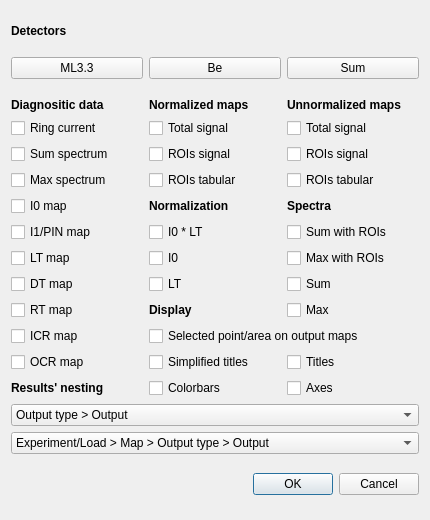
pfilipl/PolyX-XRF-Data-Analyser, file analyse.ui: the form before one commit.
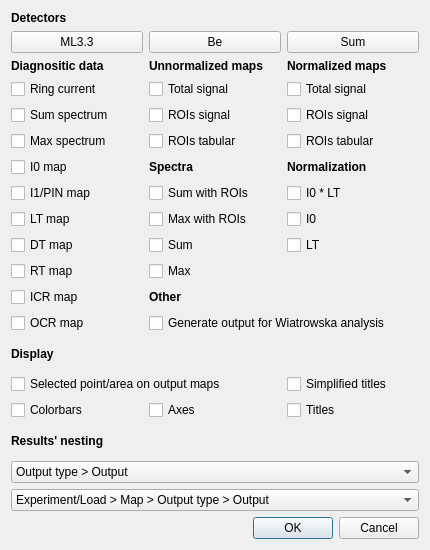
The form after the commit.

Commit message: Integration with Wiatrowskas application

What changed in the file:
```diff
--- a/analyse.ui
+++ b/analyse.ui
@@ -7,7 +7,7 @@
     <x>0</x>
     <y>0</y>
     <width>430</width>
-    <height>520</height>
+    <height>550</height>
    </rect>
   </property>
   <property name="sizePolicy">
@@ -19,7 +19,7 @@
   <property name="minimumSize">
    <size>
     <width>430</width>
-    <height>520</height>
+    <height>550</height>
    </size>
   </property>
   <layout class="QVBoxLayout" name="verticalLayout">
@@ -95,21 +95,8 @@
    </item>
    <item>
     <layout class="QGridLayout" name="gridLayout">
-     <item row="2" column="0">
-      <widget class="QCheckBox" name="checkBox_DiagSum">
-       <property name="sizePolicy">
-        <sizepolicy hsizetype="Preferred" vsizetype="Fixed">
-         <horstretch>0</horstretch>
-         <verstretch>0</verstretch>
-        </sizepolicy>
-       </property>
-       <property name="text">
-        <string>Sum spectrum</string>
-       </property>
-      </widget>
-     </item>
      <item row="0" column="2">
-      <widget class="QLabel" name="label_3">
+      <widget class="QLabel" name="label_8">
        <property name="sizePolicy">
         <sizepolicy hsizetype="Preferred" vsizetype="Fixed">
          <horstretch>0</horstretch>
@@ -122,24 +109,11 @@
         </font>
        </property>
        <property name="text">
-        <string>Unnormalized maps</string>
+        <string>Normalized maps</string>
        </property>
       </widget>
      </item>
-     <item row="1" column="2">
-      <widget class="QCheckBox" name="checkBox_UNormTotal">
-       <property name="sizePolicy">
-        <sizepolicy hsizetype="Preferred" vsizetype="Fixed">
-         <horstretch>0</horstretch>
-         <verstretch>0</verstretch>
-        </sizepolicy>
-       </property>
-       <property name="text">
-        <string>Total signal</string>
-       </property>
-      </widget>
-     </item>
-     <item row="5" column="2">
+     <item row="5" column="1">
       <widget class="QCheckBox" name="checkBox_SpectraSumROIs">
        <property name="sizePolicy">
         <sizepolicy hsizetype="Preferred" vsizetype="Fixed">
@@ -152,47 +126,7 @@
        </property>
       </widget>
      </item>
-     <item row="3" column="1">
-      <widget class="QCheckBox" name="checkBox_NormTabular">
-       <property name="text">
-        <string>ROIs tabular</string>
-       </property>
-      </widget>
-     </item>
-     <item row="11" column="1">
-      <widget class="QCheckBox" name="checkBox_DispColorbars">
-       <property name="text">
-        <string>Colorbars</string>
-       </property>
-      </widget>
-     </item>
-     <item row="1" column="0">
-      <widget class="QCheckBox" name="checkBox_DiagRC">
-       <property name="sizePolicy">
-        <sizepolicy hsizetype="Preferred" vsizetype="Fixed">
-         <horstretch>0</horstretch>
-         <verstretch>0</verstretch>
-        </sizepolicy>
-       </property>
-       <property name="text">
-        <string>Ring current</string>
-       </property>
-      </widget>
-     </item>
-     <item row="8" column="0">
-      <widget class="QCheckBox" name="checkBox_DiagRT">
-       <property name="sizePolicy">
-        <sizepolicy hsizetype="Preferred" vsizetype="Fixed">
-         <horstretch>0</horstretch>
-         <verstretch>0</verstretch>
-        </sizepolicy>
-       </property>
-       <property name="text">
-        <string>RT map</string>
-       </property>
-      </widget>
-     </item>
-     <item row="7" column="2">
+     <item row="7" column="1">
       <widget class="QCheckBox" name="checkBox_SpectraSum">
        <property name="sizePolicy">
         <sizepolicy hsizetype="Preferred" vsizetype="Fixed">
@@ -205,66 +139,19 @@
        </property>
       </widget>
      </item>
-     <item row="9" column="0">
-      <widget class="QCheckBox" name="checkBox_DiagICR">
-       <property name="sizePolicy">
-        <sizepolicy hsizetype="Preferred" vsizetype="Fixed">
-         <horstretch>0</horstretch>
-         <verstretch>0</verstretch>
-        </sizepolicy>
+     <item row="14" column="0">
+      <widget class="QLabel" name="label_Nesting">
+       <property name="font">
+        <font>
+         <bold>true</bold>
+        </font>
        </property>
        <property name="text">
-        <string>ICR map</string>
+        <string>Results' nesting</string>
        </property>
       </widget>
      </item>
-     <item row="10" column="0">
-      <widget class="QCheckBox" name="checkBox_DiagOCR">
-       <property name="sizePolicy">
-        <sizepolicy hsizetype="Preferred" vsizetype="Fixed">
-         <horstretch>0</horstretch>
-         <verstretch>0</verstretch>
-        </sizepolicy>
-       </property>
-       <property name="text">
-        <string>OCR map</string>
-       </property>
-      </widget>
-     </item>
-     <item row="3" column="0">
-      <widget class="QCheckBox" name="checkBox_DiagMax">
-       <property name="sizePolicy">
-        <sizepolicy hsizetype="Preferred" vsizetype="Fixed">
-         <horstretch>0</horstretch>
-         <verstretch>0</verstretch>
-        </sizepolicy>
-       </property>
-       <property name="text">
-        <string>Max spectrum</string>
-       </property>
-      </widget>
-     </item>
-     <item row="7" column="0">
-      <widget class="QCheckBox" name="checkBox_DiagDT">
-       <property name="sizePolicy">
-        <sizepolicy hsizetype="Preferred" vsizetype="Fixed">
-         <horstretch>0</horstretch>
-         <verstretch>0</verstretch>
-        </sizepolicy>
-       </property>
-       <property name="text">
-        <string>DT map</string>
-       </property>
-      </widget>
-     </item>
-     <item row="11" column="2">
-      <widget class="QCheckBox" name="checkBox_DispAxes">
-       <property name="text">
-        <string>Axes</string>
-       </property>
-      </widget>
-     </item>
-     <item row="4" column="1">
+     <item row="4" column="2">
       <widget class="QLabel" name="label_2">
        <property name="font">
         <font>
@@ -276,81 +163,7 @@
        </property>
       </widget>
      </item>
-     <item row="5" column="0">
-      <widget class="QCheckBox" name="checkBox_DiagPIN">
-       <property name="sizePolicy">
-        <sizepolicy hsizetype="Preferred" vsizetype="Fixed">
-         <horstretch>0</horstretch>
-         <verstretch>0</verstretch>
-        </sizepolicy>
-       </property>
-       <property name="text">
-        <string>I1/PIN map</string>
-       </property>
-      </widget>
-     </item>
-     <item row="6" column="2">
-      <widget class="QCheckBox" name="checkBox_SpectraMaxROIs">
-       <property name="text">
-        <string>Max with ROIs</string>
-       </property>
-      </widget>
-     </item>
-     <item row="1" column="1">
-      <widget class="QCheckBox" name="checkBox_NormTotal">
-       <property name="sizePolicy">
-        <sizepolicy hsizetype="Preferred" vsizetype="Fixed">
-         <horstretch>0</horstretch>
-         <verstretch>0</verstretch>
-        </sizepolicy>
-       </property>
-       <property name="text">
-        <string>Total signal</string>
-       </property>
-      </widget>
-     </item>
-     <item row="0" column="0">
-      <widget class="QLabel" name="label">
-       <property name="sizePolicy">
-        <sizepolicy hsizetype="Preferred" vsizetype="Fixed">
-         <horstretch>0</horstretch>
-         <verstretch>0</verstretch>
-        </sizepolicy>
-       </property>
-       <property name="font">
-        <font>
-         <bold>true</bold>
-        </font>
-       </property>
-       <property name="text">
-        <string>Diagnositic data</string>
-       </property>
-       <property name="wordWrap">
-        <bool>true</bool>
-       </property>
-      </widget>
-     </item>
-     <item row="10" column="1">
-      <widget class="QCheckBox" name="checkBox_DispSimpTitles">
-       <property name="text">
-        <string>Simplified titles</string>
-       </property>
-      </widget>
-     </item>
-     <item row="6" column="0">
-      <widget class="QCheckBox" name="checkBox_DiagLT">
-       <property name="sizePolicy">
-        <sizepolicy hsizetype="Preferred" vsizetype="Fixed">
-         <horstretch>0</horstretch>
-         <verstretch>0</verstretch>
-        </sizepolicy>
-       </property>
-       <property name="text">
-        <string>LT map</string>
-       </property>
-      </widget>
-     </item>
-     <item row="8" column="1">
+     <item row="11" column="0">
       <widget class="QLabel" name="label_5">
        <property name="font">
         <font>
@@ -362,79 +175,29 @@
        </property>
       </widget>
      </item>
-     <item row="11" column="0">
-      <widget class="QLabel" name="label_Nesting">
-       <property name="font">
-        <font>
-         <bold>true</bold>
-        </font>
-       </property>
+     <item row="10" column="1" colspan="2">
+      <widget class="QCheckBox" name="checkBox_GenWiatrowska">
        <property name="text">
-        <string>Results' nesting</string>
-       </property>
-      </widget>
-     </item>
-     <item row="4" column="0">
-      <widget class="QCheckBox" name="checkBox_DiagI0">
-       <property name="sizePolicy">
-        <sizepolicy hsizetype="Preferred" vsizetype="Fixed">
-         <horstretch>0</horstretch>
-         <verstretch>0</verstretch>
-        </sizepolicy>
-       </property>
-       <property name="text">
-        <string>I0 map</string>
-       </property>
-      </widget>
-     </item>
-     <item row="5" column="1">
-      <widget class="QCheckBox" name="checkBox_NormTypeI0LT">
-       <property name="text">
-        <string>I0 * LT</string>
-       </property>
-      </widget>
-     </item>
-     <item row="10" column="2">
-      <widget class="QCheckBox" name="checkBox_DispTitles">
-       <property name="text">
-        <string>Titles</string>
+        <string>Generate output for Wiatrowska analysis</string>
        </property>
       </widget>
      </item>
      <item row="6" column="1">
-      <widget class="QCheckBox" name="checkBox_NormTypeI0">
+      <widget class="QCheckBox" name="checkBox_SpectraMaxROIs">
        <property name="text">
-        <string>I0</string>
+        <string>Max with ROIs</string>
        </property>
       </widget>
      </item>
-     <item row="0" column="1">
-      <widget class="QLabel" name="label_8">
-       <property name="sizePolicy">
-        <sizepolicy hsizetype="Preferred" vsizetype="Fixed">
-         <horstretch>0</horstretch>
-         <verstretch>0</verstretch>
-        </sizepolicy>
-       </property>
-       <property name="font">
-        <font>
-         <bold>true</bold>
-        </font>
-       </property>
-       <property name="text">
-        <string>Normalized maps</string>
-       </property>
-      </widget>
-     </item>
-     <item row="9" column="1" colspan="2">
+     <item row="12" column="0" colspan="2">
       <widget class="QCheckBox" name="checkBox_DispSelected">
        <property name="text">
         <string>Selected point/area on output maps</string>
        </property>
       </widget>
      </item>
-     <item row="8" column="2">
-      <widget class="QCheckBox" name="checkBox_SpectraMax">
+     <item row="3" column="0">
+      <widget class="QCheckBox" name="checkBox_DiagMax">
        <property name="sizePolicy">
         <sizepolicy hsizetype="Preferred" vsizetype="Fixed">
          <horstretch>0</horstretch>
@@ -442,24 +205,18 @@
         </sizepolicy>
        </property>
        <property name="text">
-        <string>Max</string>
+        <string>Max spectrum</string>
        </property>
       </widget>
      </item>
-     <item row="2" column="2">
-      <widget class="QCheckBox" name="checkBox_UNormROIs">
-       <property name="sizePolicy">
-        <sizepolicy hsizetype="Preferred" vsizetype="Fixed">
-         <horstretch>0</horstretch>
-         <verstretch>0</verstretch>
-        </sizepolicy>
-       </property>
+     <item row="3" column="1">
+      <widget class="QCheckBox" name="checkBox_UNormTabular">
        <property name="text">
-        <string>ROIs signal</string>
+        <string>ROIs tabular</string>
        </property>
       </widget>
      </item>
-     <item row="4" column="2">
+     <item row="4" column="1">
       <widget class="QLabel" name="label_4">
        <property name="sizePolicy">
         <sizepolicy hsizetype="Preferred" vsizetype="Fixed">
@@ -477,15 +234,15 @@
        </property>
       </widget>
      </item>
-     <item row="3" column="2">
-      <widget class="QCheckBox" name="checkBox_UNormTabular">
+     <item row="6" column="2">
+      <widget class="QCheckBox" name="checkBox_NormTypeI0">
        <property name="text">
-        <string>ROIs tabular</string>
+        <string>I0</string>
        </property>
       </widget>
      </item>
-     <item row="2" column="1">
-      <widget class="QCheckBox" name="checkBox_NormROIs">
+     <item row="5" column="0">
+      <widget class="QCheckBox" name="checkBox_DiagPIN">
        <property name="sizePolicy">
         <sizepolicy hsizetype="Preferred" vsizetype="Fixed">
          <horstretch>0</horstretch>
@@ -493,18 +250,37 @@
         </sizepolicy>
        </property>
        <property name="text">
-        <string>ROIs signal</string>
+        <string>I1/PIN map</string>
        </property>
       </widget>
      </item>
-     <item row="7" column="1">
-      <widget class="QCheckBox" name="checkBox_NormTypeLT">
+     <item row="2" column="0">
+      <widget class="QCheckBox" name="checkBox_DiagSum">
+       <property name="sizePolicy">
+        <sizepolicy hsizetype="Preferred" vsizetype="Fixed">
+         <horstretch>0</horstretch>
+         <verstretch>0</verstretch>
+        </sizepolicy>
+       </property>
        <property name="text">
-        <string>LT</string>
+        <string>Sum spectrum</string>
        </property>
       </widget>
      </item>
-     <item row="12" column="0" colspan="3">
+     <item row="1" column="0">
+      <widget class="QCheckBox" name="checkBox_DiagRC">
+       <property name="sizePolicy">
+        <sizepolicy hsizetype="Preferred" vsizetype="Fixed">
+         <horstretch>0</horstretch>
+         <verstretch>0</verstretch>
+        </sizepolicy>
+       </property>
+       <property name="text">
+        <string>Ring current</string>
+       </property>
+      </widget>
+     </item>
+     <item row="15" column="0" colspan="3">
       <layout class="QVBoxLayout" name="verticalLayout_2">
        <item>
         <widget class="QComboBox" name="comboBox_Single">
@@ -571,6 +347,249 @@
        </item>
       </layout>
      </item>
+     <item row="10" column="0">
+      <widget class="QCheckBox" name="checkBox_DiagOCR">
+       <property name="sizePolicy">
+        <sizepolicy hsizetype="Preferred" vsizetype="Fixed">
+         <horstretch>0</horstretch>
+         <verstretch>0</verstretch>
+        </sizepolicy>
+       </property>
+       <property name="text">
+        <string>OCR map</string>
+       </property>
+      </widget>
+     </item>
+     <item row="1" column="1">
+      <widget class="QCheckBox" name="checkBox_UNormTotal">
+       <property name="sizePolicy">
+        <sizepolicy hsizetype="Preferred" vsizetype="Fixed">
+         <horstretch>0</horstretch>
+         <verstretch>0</verstretch>
+        </sizepolicy>
+       </property>
+       <property name="text">
+        <string>Total signal</string>
+       </property>
+      </widget>
+     </item>
+     <item row="5" column="2">
+      <widget class="QCheckBox" name="checkBox_NormTypeI0LT">
+       <property name="text">
+        <string>I0 * LT</string>
+       </property>
+      </widget>
+     </item>
+     <item row="4" column="0">
+      <widget class="QCheckBox" name="checkBox_DiagI0">
+       <property name="sizePolicy">
+        <sizepolicy hsizetype="Preferred" vsizetype="Fixed">
+         <horstretch>0</horstretch>
+         <verstretch>0</verstretch>
+        </sizepolicy>
+       </property>
+       <property name="text">
+        <string>I0 map</string>
+       </property>
+      </widget>
+     </item>
+     <item row="2" column="1">
+      <widget class="QCheckBox" name="checkBox_UNormROIs">
+       <property name="sizePolicy">
+        <sizepolicy hsizetype="Preferred" vsizetype="Fixed">
+         <horstretch>0</horstretch>
+         <verstretch>0</verstretch>
+        </sizepolicy>
+       </property>
+       <property name="text">
+        <string>ROIs signal</string>
+       </property>
+      </widget>
+     </item>
+     <item row="2" column="2">
+      <widget class="QCheckBox" name="checkBox_NormROIs">
+       <property name="sizePolicy">
+        <sizepolicy hsizetype="Preferred" vsizetype="Fixed">
+         <horstretch>0</horstretch>
+         <verstretch>0</verstretch>
+        </sizepolicy>
+       </property>
+       <property name="text">
+        <string>ROIs signal</string>
+       </property>
+      </widget>
+     </item>
+     <item row="6" column="0">
+      <widget class="QCheckBox" name="checkBox_DiagLT">
+       <property name="sizePolicy">
+        <sizepolicy hsizetype="Preferred" vsizetype="Fixed">
+         <horstretch>0</horstretch>
+         <verstretch>0</verstretch>
+        </sizepolicy>
+       </property>
+       <property name="text">
+        <string>LT map</string>
+       </property>
+      </widget>
+     </item>
+     <item row="9" column="0">
+      <widget class="QCheckBox" name="checkBox_DiagICR">
+       <property name="sizePolicy">
+        <sizepolicy hsizetype="Preferred" vsizetype="Fixed">
+         <horstretch>0</horstretch>
+         <verstretch>0</verstretch>
+        </sizepolicy>
+       </property>
+       <property name="text">
+        <string>ICR map</string>
+       </property>
+      </widget>
+     </item>
+     <item row="1" column="2">
+      <widget class="QCheckBox" name="checkBox_NormTotal">
+       <property name="sizePolicy">
+        <sizepolicy hsizetype="Preferred" vsizetype="Fixed">
+         <horstretch>0</horstretch>
+         <verstretch>0</verstretch>
+        </sizepolicy>
+       </property>
+       <property name="text">
+        <string>Total signal</string>
+       </property>
+      </widget>
+     </item>
+     <item row="7" column="0">
+      <widget class="QCheckBox" name="checkBox_DiagDT">
+       <property name="sizePolicy">
+        <sizepolicy hsizetype="Preferred" vsizetype="Fixed">
+         <horstretch>0</horstretch>
+         <verstretch>0</verstretch>
+        </sizepolicy>
+       </property>
+       <property name="text">
+        <string>DT map</string>
+       </property>
+      </widget>
+     </item>
+     <item row="7" column="2">
+      <widget class="QCheckBox" name="checkBox_NormTypeLT">
+       <property name="text">
+        <string>LT</string>
+       </property>
+      </widget>
+     </item>
+     <item row="8" column="0">
+      <widget class="QCheckBox" name="checkBox_DiagRT">
+       <property name="sizePolicy">
+        <sizepolicy hsizetype="Preferred" vsizetype="Fixed">
+         <horstretch>0</horstretch>
+         <verstretch>0</verstretch>
+        </sizepolicy>
+       </property>
+       <property name="text">
+        <string>RT map</string>
+       </property>
+      </widget>
+     </item>
+     <item row="0" column="1">
+      <widget class="QLabel" name="label_3">
+       <property name="sizePolicy">
+        <sizepolicy hsizetype="Preferred" vsizetype="Fixed">
+         <horstretch>0</horstretch>
+         <verstretch>0</verstretch>
+        </sizepolicy>
+       </property>
+       <property name="font">
+        <font>
+         <bold>true</bold>
+        </font>
+       </property>
+       <property name="text">
+        <string>Unnormalized maps</string>
+       </property>
+      </widget>
+     </item>
+     <item row="9" column="1">
+      <widget class="QLabel" name="label_6">
+       <property name="font">
+        <font>
+         <bold>true</bold>
+        </font>
+       </property>
+       <property name="text">
+        <string>Other</string>
+       </property>
+      </widget>
+     </item>
+     <item row="8" column="1">
+      <widget class="QCheckBox" name="checkBox_SpectraMax">
+       <property name="sizePolicy">
+        <sizepolicy hsizetype="Preferred" vsizetype="Fixed">
+         <horstretch>0</horstretch>
+         <verstretch>0</verstretch>
+        </sizepolicy>
+       </property>
+       <property name="text">
+        <string>Max</string>
+       </property>
+      </widget>
+     </item>
+     <item row="3" column="2">
+      <widget class="QCheckBox" name="checkBox_NormTabular">
+       <property name="text">
+        <string>ROIs tabular</string>
+       </property>
+      </widget>
+     </item>
+     <item row="0" column="0">
+      <widget class="QLabel" name="label">
+       <property name="sizePolicy">
+        <sizepolicy hsizetype="Preferred" vsizetype="Fixed">
+         <horstretch>0</horstretch>
+         <verstretch>0</verstretch>
+        </sizepolicy>
+       </property>
+       <property name="font">
+        <font>
+         <bold>true</bold>
+        </font>
+       </property>
+       <property name="text">
+        <string>Diagnositic data</string>
+       </property>
+       <property name="wordWrap">
+        <bool>true</bool>
+       </property>
+      </widget>
+     </item>
+     <item row="13" column="0">
+      <widget class="QCheckBox" name="checkBox_DispColorbars">
+       <property name="text">
+        <string>Colorbars</string>
+       </property>
+      </widget>
+     </item>
+     <item row="13" column="1">
+      <widget class="QCheckBox" name="checkBox_DispAxes">
+       <property name="text">
+        <string>Axes</string>
+       </property>
+      </widget>
+     </item>
+     <item row="12" column="2">
+      <widget class="QCheckBox" name="checkBox_DispSimpTitles">
+       <property name="text">
+        <string>Simplified titles</string>
+       </property>
+      </widget>
+     </item>
+     <item row="13" column="2">
+      <widget class="QCheckBox" name="checkBox_DispTitles">
+       <property name="text">
+        <string>Titles</string>
+       </property>
+      </widget>
+     </item>
     </layout>
    </item>
    <item>
```
The commit also changes 3 other files.
